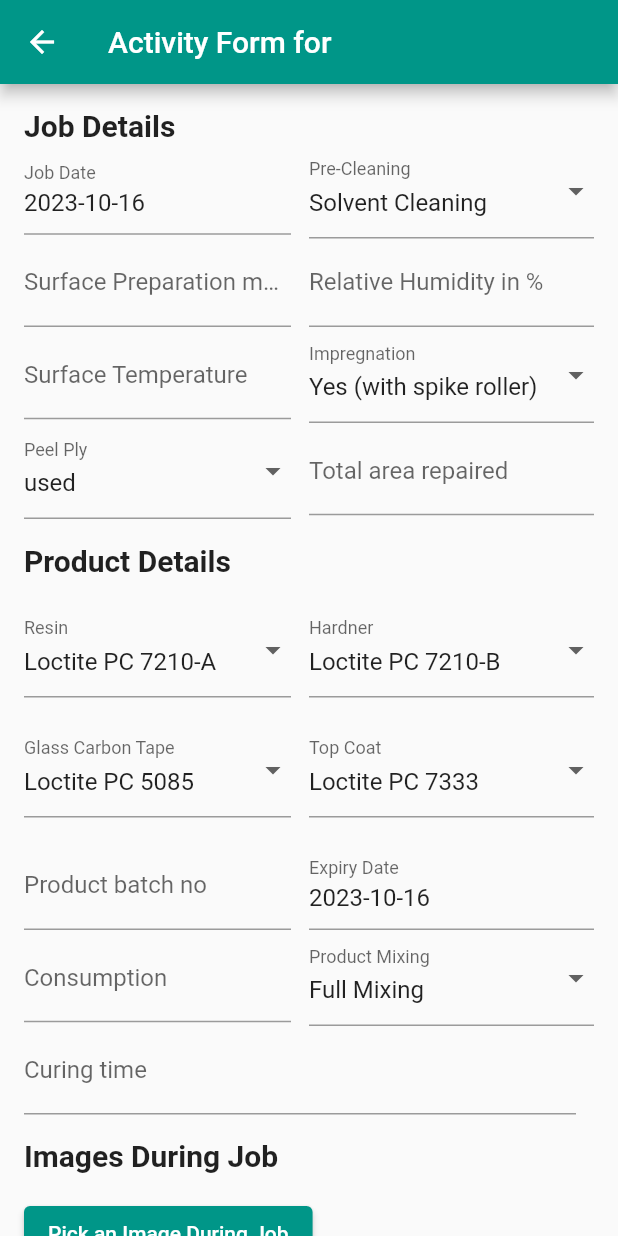
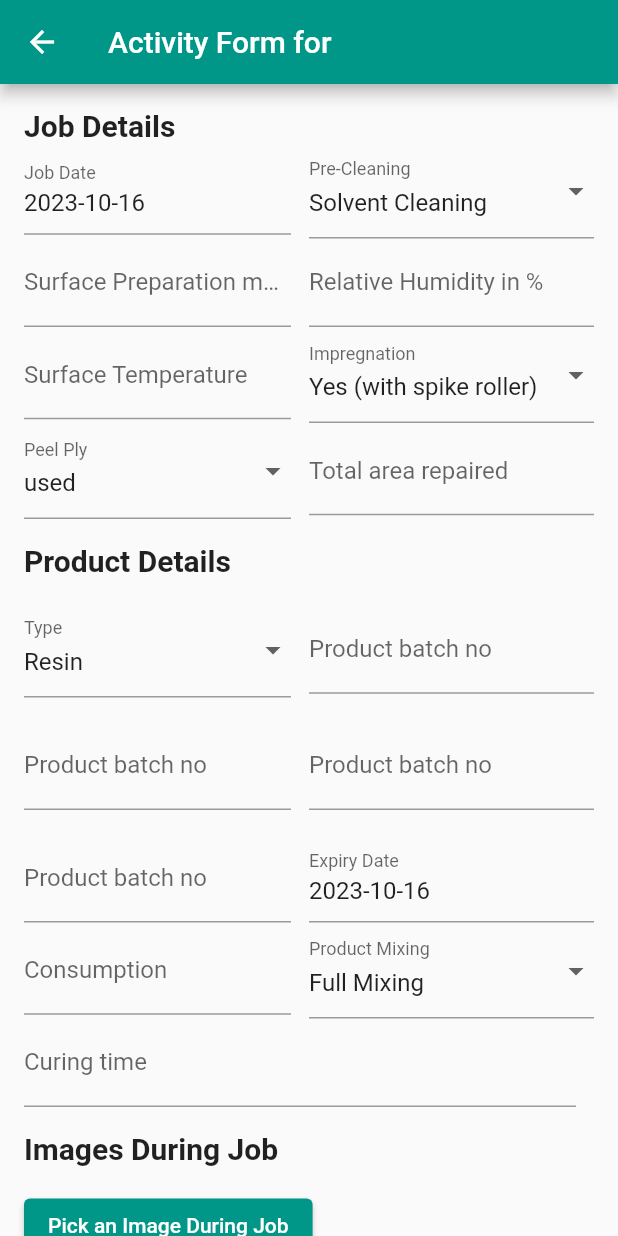
Before and after one commit to hirak214/jcr_app, a Flutter app: the ActivityFormPage screen opened directly with empty values, on a phone screen of 412 x 824 dp. Run offline on Flutter 3.47's test engine with Material 2 defaults, Android fonts, the light colour scheme and no system bars; our stand-ins replace image_picker.

Commit message:
Update: activity

```diff
--- a/lib/activity_form.dart
+++ b/lib/activity_form.dart
@@ -61,7 +61,7 @@
   late TextEditingController surfaceTemperatureController = TextEditingController();
   late TextEditingController totalAreaRepairedController = TextEditingController();
   late TextEditingController productNameController = TextEditingController();
-  late TextEditingController resinController = TextEditingController();
+  late TextEditingController typeController = TextEditingController();
   late TextEditingController hardenerController = TextEditingController();
   late TextEditingController glassCarbonTapeController = TextEditingController();
   late TextEditingController topCoatController = TextEditingController();
@@ -83,7 +83,7 @@
   late String peelPly = 'used';
   late String totalAreaRepaired = '0';
   late String productName = 'Loctite PC 7210-A';
-  late String resin = 'Loctite PC 7210-A';
+  late String type = 'Resin';
   late String hardener = 'Loctite PC 7210-B';
   late String glassCarbonTape = 'Loctite PC 5085';
   late String topCoat = 'Loctite PC 7333';
@@ -110,7 +110,7 @@
     surfaceTemperatureController = TextEditingController();
     totalAreaRepairedController = TextEditingController();
     productNameController = TextEditingController();
-    resinController = TextEditingController();
+    typeController = TextEditingController();
     hardenerController = TextEditingController();
     glassCarbonTapeController = TextEditingController();
     topCoatController = TextEditingController();
@@ -155,7 +155,7 @@
             'peelPly': 'used',
             'totalAreaRepaired': '0',
             'productName': 'Loctite PC 7210-A',
-            'resin': 'Loctite PC 7210-A',
+            'type': 'Resin',
             'hardener': 'Loctite PC 7210-B',
             'glassCarbonTape': 'Loctite PC 5085',
             'topCoat': 'Loctite PC 7333',
@@ -184,7 +184,7 @@
           peelPlyController.text = existingForm['peelPly'];
           totalAreaRepairedController.text = existingForm['totalAreaRepaired'];
           productNameController.text = existingForm['productName'];
-          resinController.text = existingForm['resin'];
+          typeController.text = existingForm['type'];
           hardenerController.text = existingForm['hardener'];
           glassCarbonTapeController.text = existingForm['glassCarbonTape'];
           topCoatController.text = existingForm['topCoat'];
@@ -205,7 +205,7 @@
           peelPly = existingForm['peelPly'] ?? 'used';
           totalAreaRepaired = existingForm['totalAreaRepaired'] ?? '0';
           productName = existingForm['productName'] ?? 'Loctite PC 7210-A';
-          resin = existingForm['resin'] ?? 'Loctite PC 7210-A';
+          type = existingForm['type'] ?? 'Resin';
           hardener = existingForm['hardener'] ?? 'Loctite PC 7210-B';
           glassCarbonTape =
               existingForm['glassCarbonTape'] ?? 'Loctite PC 5085';
@@ -478,13 +478,13 @@
               // Row 5
               Row(
                 children: [
-                  // Resin Dropdown
+                  // Type Dropdown
                   Expanded(
                     child: Padding(
                       padding: const EdgeInsets.only(right: 12.0),
                       child: DropdownButtonFormField<String>(
-                        value: resin,
-                        items: ['Loctite PC 7210-A', 'Loctite PC 7211-A']
+                        value: type,
+                        items: ['Resin', 'Hardener', 'Glass Carbon Tape', 'Top Coat']
                             .map<DropdownMenuItem<String>>(
                               (String value) =>
                               DropdownMenuItem<String>(
@@ -495,44 +495,36 @@
                             .toList(),
                         onChanged: (value) {
                           setState(() {
-                            resin = value!;
+                            type = value!;
                           });
                         },
                         validator: (value) {
                           if (value == null || value.isEmpty) {
-                            return 'Please select a Resin.';
+                            return 'Please select a Type.';
                           }
                           return null;
                         },
-                        decoration: const InputDecoration(labelText: 'Resin'),
+                        decoration: const InputDecoration(labelText: 'Type'),
                       ),
                     ),
                   ),
                   // Hardener Dropdown
                   Expanded(
-                    child: DropdownButtonFormField<String>(
-                      value: hardener,
-                      items: ['Loctite PC 7210-B', 'Loctite PC 7211-B']
-                          .map<DropdownMenuItem<String>>(
-                            (String value) =>
-                            DropdownMenuItem<String>(
-                              value: value,
-                              child: Text(value),
-                            ),
-                      )
-                          .toList(),
+                    child: TextFormField(
+                      controller: productBatchNoController,
                       onChanged: (value) {
                         setState(() {
-                          hardener = value!;
+                          productBatchNo = value;
                         });
                       },
+                      decoration: const InputDecoration(
+                          labelText: 'Product batch no'),
                       validator: (value) {
                         if (value == null || value.isEmpty) {
-                          return 'Please select a Hardener.';
+                          return 'Please enter a valid Product batch no.';
                         }
                         return null;
                       },
-                      decoration: const InputDecoration(labelText: 'Hardner'),
                     ),
                   ),
                 ],
@@ -545,58 +537,41 @@
                   Expanded(
                     child: Padding(
                       padding: const EdgeInsets.only(right: 12.0),
-                      child: DropdownButtonFormField<String>(
-                        value: glassCarbonTape,
-                        items: ['Loctite PC 5085', 'Loctite PC 5089']
-                            .map<DropdownMenuItem<String>>(
-                              (String value) =>
-                              DropdownMenuItem<String>(
-                                value: value,
-                                child: Text(value),
-                              ),
-                        )
-                            .toList(),
+                      child: TextFormField(
+                        controller: productBatchNoController,
                         onChanged: (value) {
                           setState(() {
-                            glassCarbonTape = value!;
+                            productBatchNo = value;
                           });
                         },
+                        decoration: const InputDecoration(
+                            labelText: 'Product batch no'),
                         validator: (value) {
                           if (value == null || value.isEmpty) {
-                            return 'Please select a Glass Carbon Tape.';
+                            return 'Please enter a valid Product batch no.';
                           }
                           return null;
                         },
-                        decoration: const InputDecoration(
-                            labelText: 'Glass Carbon Tape'),
                       ),
                     ),
                   ),
                   // Top Coat Dropdown
                   Expanded(
-                    child: DropdownButtonFormField<String>(
-                      value: topCoat,
-                      items: ['Loctite PC 7333', 'Loctite PC 7443']
-                          .map<DropdownMenuItem<String>>(
-                            (String value) =>
-                            DropdownMenuItem<String>(
-                              value: value,
-                              child: Text(value),
-                            ),
-                      )
-                          .toList(),
+                    child: TextFormField(
+                      controller: productBatchNoController,
                       onChanged: (value) {
                         setState(() {
-                          topCoat = value!;
+                          productBatchNo = value;
                         });
                       },
+                      decoration: const InputDecoration(
+                          labelText: 'Product batch no'),
                       validator: (value) {
                         if (value == null || value.isEmpty) {
-                          return 'Please select a Top Coat.';
+                          return 'Please enter a valid Product batch no.';
                         }
                         return null;
                       },
-                      decoration: const InputDecoration(labelText: 'Top Coat'),
                     ),
                   ),
                 ],
@@ -872,7 +847,7 @@
       'peelPly': peelPly,
       'totalAreaRepaired': totalAreaRepaired,
       'productName': productName,
-      'resin': resin,
+      'type': type,
       'hardener': hardener,
       'glassCarbonTape': glassCarbonTape,
       'topCoat': topCoat,
```
